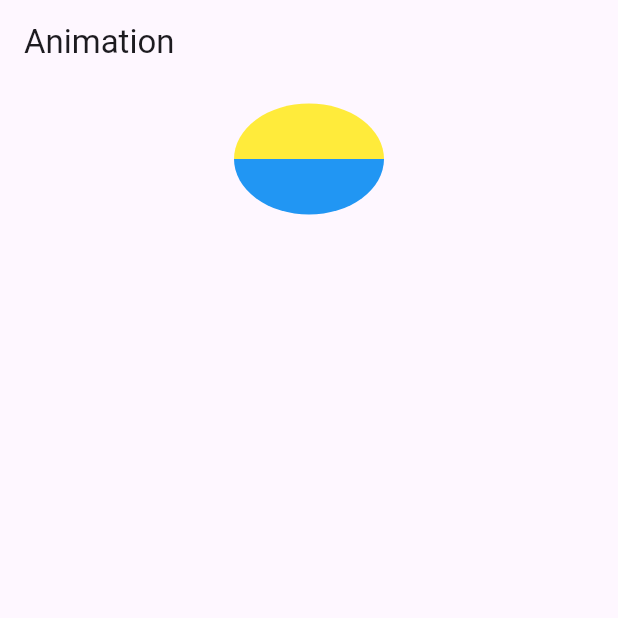
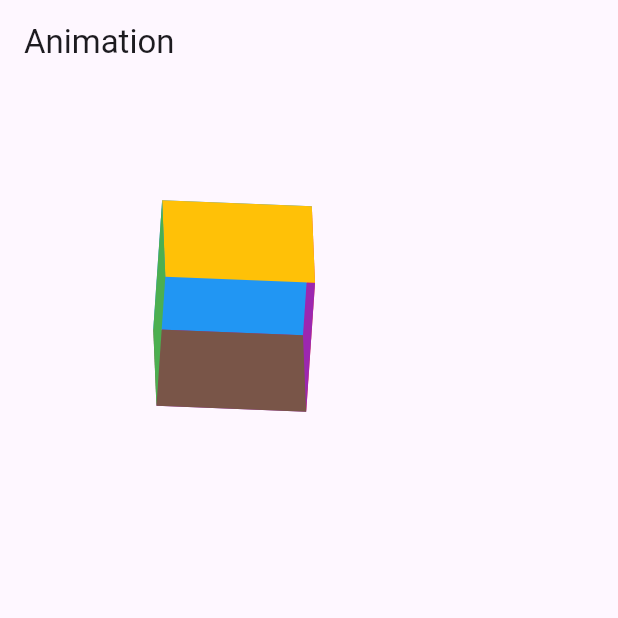
Before and after one commit to SouksavathPMS/flutter-animation, a Flutter app: the screen it shows after launch, on a phone screen of 412 x 824 dp, the top half of it. Run offline on Flutter 3.47's test engine with Material 3 defaults, Android fonts, the phone set to English and light mode, and no system bars.

Commit message:
Add example 3

```diff
--- /dev/null
+++ b/lib/examples/example3.dart
@@ -0,0 +1,148 @@
+import 'dart:math' show pi;
+
+import 'package:flutter/material.dart';
+import 'package:vector_math/vector_math_64.dart' show Vector3;
+
+class Example3 extends StatefulWidget {
+  const Example3({super.key});
+
+  @override
+  State<Example3> createState() => _Example3State();
+}
+
+class _Example3State extends State<Example3> with TickerProviderStateMixin {
+  late AnimationController _xController;
+  late AnimationController _yController;
+  late AnimationController _zController;
+  late Tween<double> _animation;
+
+  final widthAndHeight = 100.0;
+
+  @override
+  void initState() {
+    _xController = AnimationController(
+      vsync: this,
+      duration: const Duration(seconds: 20),
+    );
+    _yController = AnimationController(
+      vsync: this,
+      duration: const Duration(seconds: 30),
+    );
+    _zController = AnimationController(
+      vsync: this,
+      duration: const Duration(seconds: 40),
+    );
+
+    _animation = Tween<double>(
+      begin: 0,
+      end: 2 * pi,
+    );
+    super.initState();
+  }
+
+  @override
+  void dispose() {
+    _xController.dispose();
+    _yController.dispose();
+    _zController.dispose();
+    super.dispose();
+  }
+
+  @override
+  Widget build(BuildContext context) {
+    _xController
+      ..reset()
+      ..repeat();
+    _yController
+      ..reset()
+      ..repeat();
+    _zController
+      ..reset()
+      ..repeat();
+    return SafeArea(
+      child: Column(
+        crossAxisAlignment: CrossAxisAlignment.center,
+        children: [
+          SizedBox(
+            height: widthAndHeight,
+            width: double.infinity,
+          ),
+          AnimatedBuilder(
+            animation: Listenable.merge([
+              _xController,
+              _yController,
+              _zController,
+            ]),
+            builder: (context, child) => Transform(
+              alignment: Alignment.center,
+              transform: Matrix4.identity()
+                ..rotateX(_animation.evaluate(_xController))
+                ..rotateY(_animation.evaluate(_yController))
+                ..rotateZ(_animation.evaluate(_zController)),
+              child: Stack(
+                children: [
+                  // Back
+                  Container(
+                    width: widthAndHeight,
+                    height: widthAndHeight,
+                    color: Colors.red,
+                  ),
+                  // Left
+                  Transform(
+                    alignment: Alignment.centerLeft,
+                    transform: Matrix4.identity()..rotateY(pi / 2),
+                    child: Container(
+                      width: widthAndHeight,
+                      height: widthAndHeight,
+                      color: Colors.purple,
+                    ),
+                  ),
+                  // Right
+                  Transform(
+                    alignment: Alignment.centerRight,
+                    transform: Matrix4.identity()..rotateY(-(pi / 2)),
+                    child: Container(
+                      width: widthAndHeight,
+                      height: widthAndHeight,
+                      color: Colors.blue,
+                    ),
+                  ),
+                  // Botton
+                  Transform(
+                    alignment: Alignment.bottomCenter,
+                    transform: Matrix4.identity()..rotateX(pi / 2),
+                    child: Container(
+                      width: widthAndHeight,
+                      height: widthAndHeight,
+                      color: Colors.amber,
+                    ),
+                  ),
+                  // Top
+                  Transform(
+                    alignment: Alignment.topCenter,
+                    transform: Matrix4.identity()..rotateX(-(pi / 2)),
+                    child: Container(
+                      width: widthAndHeight,
+                      height: widthAndHeight,
+                      color: Colors.brown,
+                    ),
+                  ),
+                  // Front
+                  Transform(
+                    transform: Matrix4.identity()
+                      ..translate(Vector3(0, 0, -widthAndHeight)),
+                    child: Container(
+                      width: widthAndHeight,
+                      height: widthAndHeight,
+                      color: Colors.green,
+                    ),
+                  ),
+                ],
+              ),
+            ),
+          ),
+        ],
+      ),
+    );
+  }
+}
--- a/lib/main.dart
+++ b/lib/main.dart
@@ -1,5 +1,5 @@
 import 'package:flutter/material.dart';
-import 'package:flutter_animation/examples/example2.dart';
+import 'package:flutter_animation/examples/example3.dart';
 
 void main() {
   runApp(const MyApp());
@@ -37,7 +37,7 @@ class _MyHomePageState extends State<MyHomePage>
       appBar: AppBar(
         title: const Text('Animation'),
       ),
-      body: const Example2(),
+      body: const Example3(),
     );
   }
 }
```
